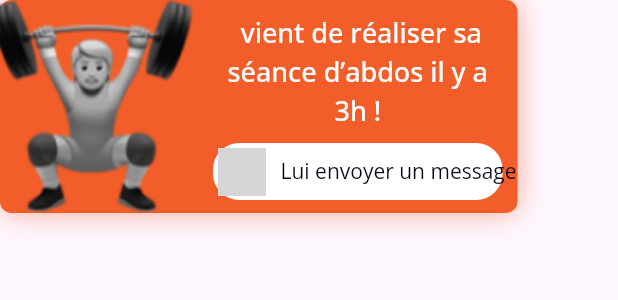
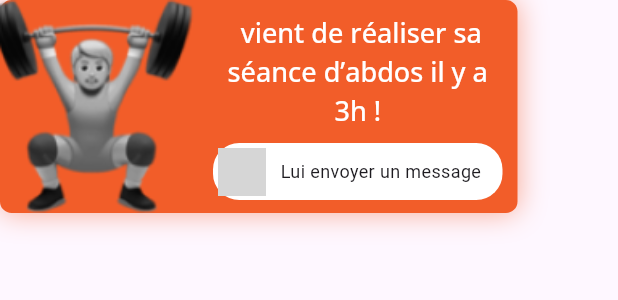
Before and after one commit to Sidekick-EIP/app-mobile-V2, a Flutter app: the WelcomeCardWSidekick widget shown alone on an empty page, opened directly with empty values, on a phone screen of 412 x 824 dp. Shown: the top 300 px of the screen. Run offline on Flutter 3.47's test engine with Material 3 defaults, Android fonts, the phone set to English and light mode, and no system bars; our stand-ins replace calendar_timeline, flutter_chat_types, flutter_chat_ui, flutter_dotenv, flutter_secure_storage, flutter_svg and 7 more; accounts and stored records are empty; network calls fail; grey boxes are pictures that could not be loaded.

Commit message:
feat(button): Fixing overflow problem

```diff
--- a/lib/view/home/home_view.dart
+++ b/lib/view/home/home_view.dart
@@ -68,6 +68,7 @@ class _HomeViewState extends State<HomeView> {
         await preferenceController.fetchPreferenceFromBack();
     bool isUserFetched = await userController.fetchUserFromBack();
     userController.fetchSidekickFromBack();
+    activityList = getActivities();
 
     if (!isPreferenceFetched || !isUserFetched) {
       setState(() => isLoading = true);
--- a/lib/view/home/welcome_card.dart
+++ b/lib/view/home/welcome_card.dart
@@ -122,10 +122,10 @@ class WelcomeCardWSidekick extends StatelessWidget {
                                     ),
                                 ),
                               ),
-                              Padding(
-                                padding: const EdgeInsets.only(left: 10),
+                              const Padding(
+                                padding: EdgeInsets.only(left: 10),
                                 child: Text('Lui envoyer un message', textAlign: TextAlign.center,
-                                  style: pRegular14,
+                                  style: TextStyle(fontSize: 12),
                                 ),
                               )
                             ]
```
